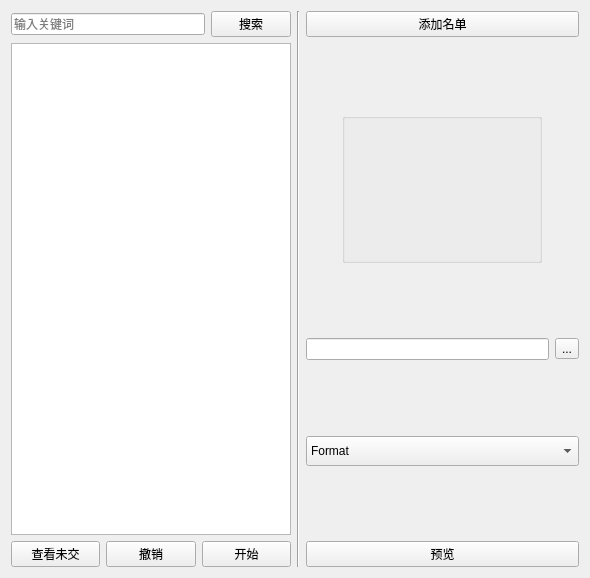
Old version of the form UI/main_ui.ui in the repository Alddp/XWAssistance.
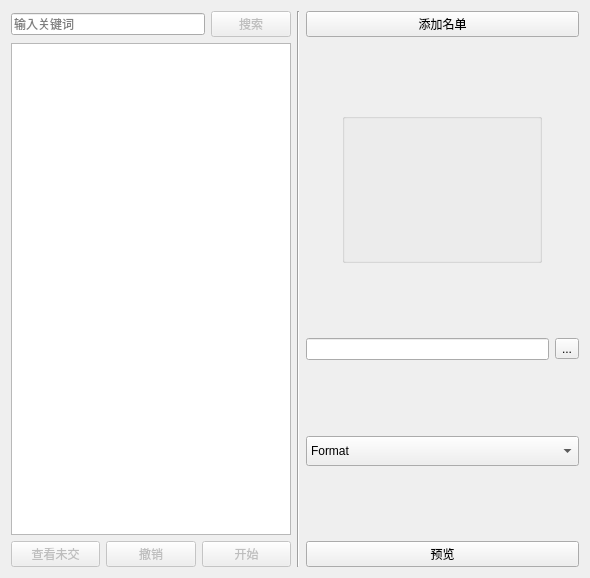
New version of the form.

Commit message:
禁用UI中的按钮并优化文件管理异常处理
- 在main_ui.py和main_ui.ui中禁用搜索、查看未交、撤销和开始按钮
- 优化file_manage.py中的异常处理，捕获所有异常并抛出
- 在xw.py中添加预览按钮的信号连接，并在显示简化表格时捕获目录错误

Diff of the .ui file:
```diff
--- a/UI/main_ui.ui
+++ b/UI/main_ui.ui
@@ -31,6 +31,9 @@
            </item>
            <item>
             <widget class="QPushButton" name="search_pb">
+             <property name="enabled">
+              <bool>false</bool>
+             </property>
              <property name="text">
               <string>搜索</string>
              </property>
@@ -66,6 +69,9 @@
         <layout class="QHBoxLayout" name="horizontalLayout_3">
          <item>
           <widget class="QPushButton" name="show_skip_pb">
+           <property name="enabled">
+            <bool>false</bool>
+           </property>
            <property name="text">
             <string>查看未交</string>
            </property>
@@ -73,6 +79,9 @@
          </item>
          <item>
           <widget class="QPushButton" name="back_pb">
+           <property name="enabled">
+            <bool>false</bool>
+           </property>
            <property name="text">
             <string>撤销</string>
            </property>
@@ -80,6 +89,9 @@
          </item>
          <item>
           <widget class="QPushButton" name="start_pb">
+           <property name="enabled">
+            <bool>false</bool>
+           </property>
            <property name="text">
             <string>开始</string>
            </property>
```
The commit also changes 3 other files.
